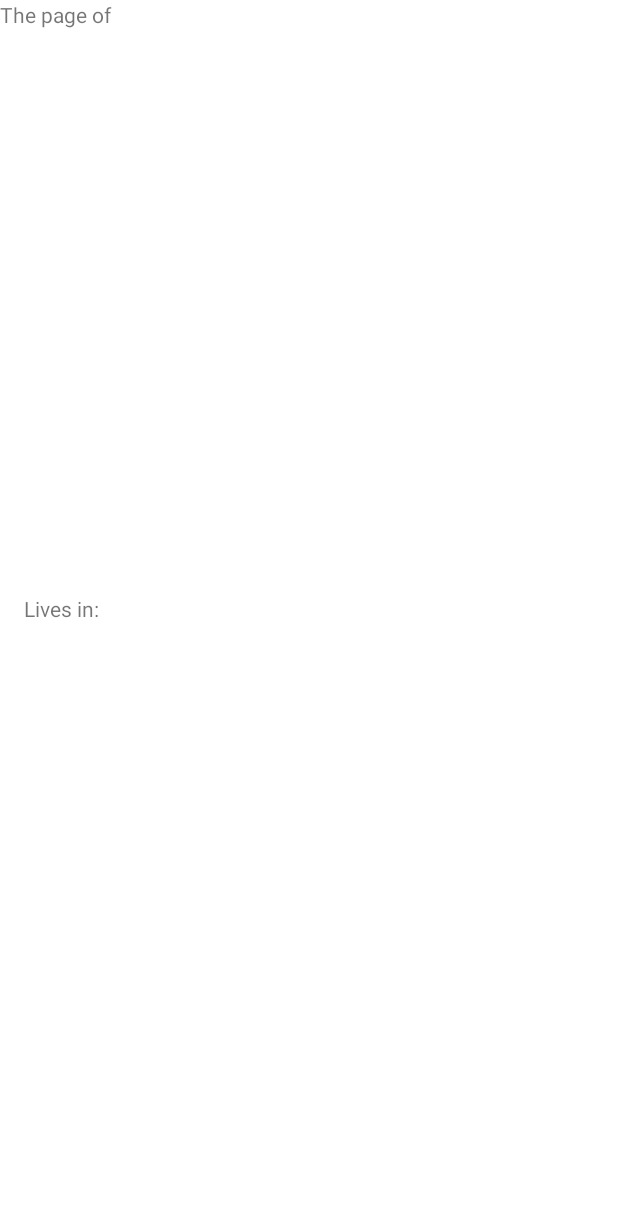
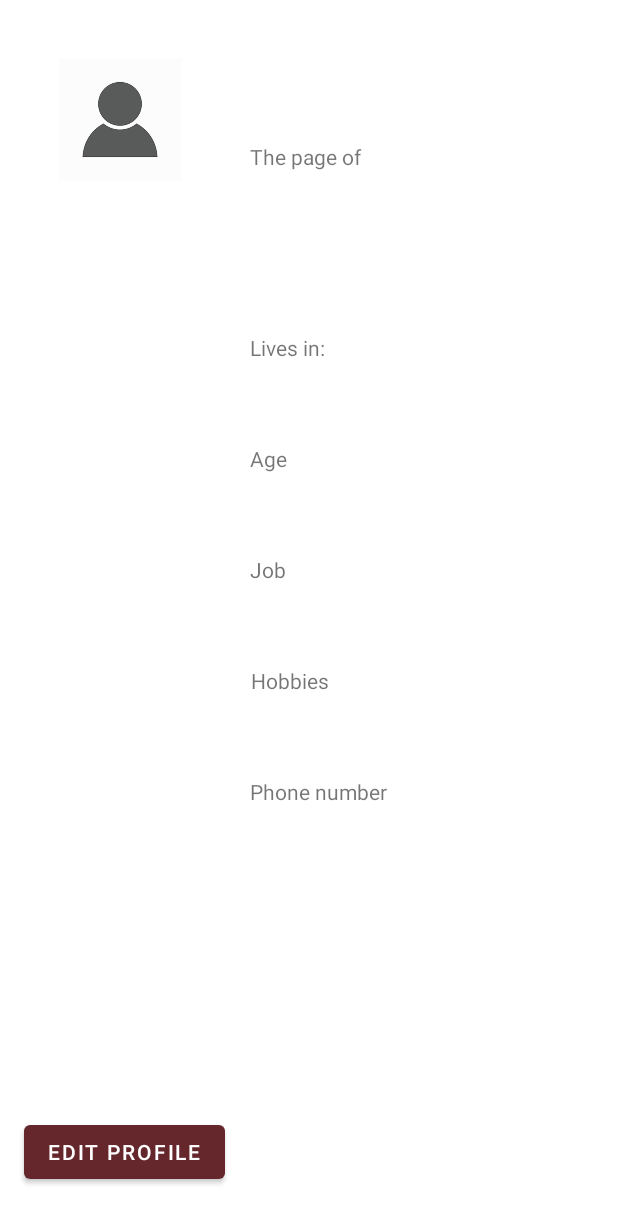
Before and after one commit to ItayMeiri/NextDoorApp, an Android app: the ProfileActivity screen opened directly, with no data from a screen before it, on a phone screen of 412 x 824 dp. Before the commit the part shown is almost empty. Shown: the top 1223 px of the screen. Run offline under Robolectric (Android 15) with nearby library versions, the phone set to English and light mode, and no system bars; our stand-ins replace Firebase (no records; nobody signed in at launch, a user with empty details on screens opened directly).

Commit message:
profile update

```diff
--- a/app/src/main/java/com/app/nextdoor/RegistrationActivity.java
+++ b/app/src/main/java/com/app/nextdoor/RegistrationActivity.java
@@ -32,6 +32,7 @@ public class RegistrationActivity extends AppCompatActivity {
     public static class RegularProfile implements Serializable{
         public String Address;
         public String PhoneNumber;
+        public int Age;
         public String FullName;
         public String Job;
         public List<String> Lang;
@@ -41,9 +42,10 @@ public class RegistrationActivity extends AppCompatActivity {
 
         }
 
-        public RegularProfile(String A, String P, String F, String J,List<String> L, List<String> H){
+        public RegularProfile(String A, String P, int a, String F, String J,List<String> L, List<String> H){
             Address=A;
             PhoneNumber=P;
+            Age=a;
             FullName=F;
             Job=J;
             Lang=L;
@@ -173,7 +175,7 @@ public class RegistrationActivity extends AppCompatActivity {
         FirebaseDatabase database = FirebaseDatabase.getInstance();
         DatabaseReference reference = database.getReference("users/"+ userType);
         if (userType.equals("Regular")){
-            RegularProfile Rp = new RegularProfile(Address.getText().toString(), PhoneNumber.getText().toString(), FullName.getText().toString(), "", new ArrayList<String>(),new ArrayList<String>());
+            RegularProfile Rp = new RegularProfile(Address.getText().toString(), PhoneNumber.getText().toString(),20, FullName.getText().toString(), "", new ArrayList<String>(),new ArrayList<String>());
             reference.child(Objects.requireNonNull(myAuth.getUid())).setValue(Rp);
         }
         if (userType.equals("Business")){
--- a/app/src/main/res/layout/profile_layout.xml
+++ b/app/src/main/res/layout/profile_layout.xml
@@ -7,37 +7,97 @@
 
     <TextView
         android:id="@+id/PageName"
-        android:layout_width="217dp"
-        android:layout_height="50dp"
+        android:layout_width="218dp"
+        android:layout_height="53dp"
+        android:layout_marginTop="44dp"
+        android:layout_marginBottom="24dp"
         android:text="The page of "
+        app:layout_constraintBottom_toTopOf="@+id/LocationName"
+        app:layout_constraintEnd_toEndOf="parent"
+        app:layout_constraintHorizontal_bias="0.86"
         app:layout_constraintStart_toStartOf="parent"
-        tools:layout_editor_absoluteY="39dp"
+        app:layout_constraintTop_toTopOf="parent"
         tools:ignore="MissingConstraints" />
 
     <TextView
         android:id="@+id/LocationName"
-        android:layout_width="114dp"
-        android:layout_height="30dp"
+        android:layout_width="217dp"
+        android:layout_height="50dp"
+        android:layout_marginBottom="24dp"
         android:text="Lives in: "
-        app:layout_constraintBottom_toBottomOf="parent"
+        app:layout_constraintBottom_toTopOf="@+id/Age"
         app:layout_constraintEnd_toEndOf="parent"
-        app:layout_constraintHorizontal_bias="0.053"
-        app:layout_constraintStart_toStartOf="parent"
-        app:layout_constraintTop_toTopOf="parent"
-        app:layout_constraintVertical_bias="0.499" />
+        app:layout_constraintHorizontal_bias="0.855"
+        app:layout_constraintStart_toStartOf="parent" />
 
     <ImageView
         android:id="@+id/imageView3"
-        android:layout_width="wrap_content"
-        android:layout_height="wrap_content"
+        android:layout_width="85dp"
+        android:layout_height="82dp"
+        android:layout_marginStart="16dp"
+        android:src="@drawable/person"
         android:visibility="visible"
         app:layout_constraintBottom_toBottomOf="parent"
-        app:layout_constraintEnd_toEndOf="parent"
-        app:layout_constraintHorizontal_bias="0.703"
+        app:layout_constraintEnd_toStartOf="@+id/PageName"
+        app:layout_constraintHorizontal_bias="0.323"
         app:layout_constraintStart_toStartOf="parent"
         app:layout_constraintTop_toTopOf="parent"
-        app:layout_constraintVertical_bias="0.265"
+        app:layout_constraintVertical_bias="0.052"
         tools:src="@tools:sample/avatars"
         tools:visibility="visible" />
 
+    <TextView
+        android:id="@+id/Age"
+        android:layout_width="217dp"
+        android:layout_height="50dp"
+        android:layout_marginBottom="24dp"
+        android:text="Age"
+        app:layout_constraintBottom_toTopOf="@+id/Job"
+        app:layout_constraintEnd_toEndOf="parent"
+        app:layout_constraintHorizontal_bias="0.855"
+        app:layout_constraintStart_toStartOf="parent" />
+
+    <TextView
+        android:id="@+id/Job"
+        android:layout_width="217dp"
+        android:layout_height="50dp"
+        android:layout_marginEnd="28dp"
+        android:layout_marginBottom="24dp"
+        android:text="Job"
+        app:layout_constraintBottom_toTopOf="@+id/hobbies"
+        app:layout_constraintEnd_toEndOf="parent" />
+
+    <TextView
+        android:id="@+id/hobbies"
+        android:layout_width="217dp"
+        android:layout_height="50dp"
+        android:layout_marginBottom="24dp"
+        android:text="Hobbies"
+        app:layout_constraintBottom_toTopOf="@+id/phonnumber"
+        app:layout_constraintEnd_toEndOf="parent"
+        app:layout_constraintHorizontal_bias="0.86"
+        app:layout_constraintStart_toStartOf="parent" />
+
+    <TextView
+        android:id="@+id/phonnumber"
+        android:layout_width="217dp"
+        android:layout_height="50dp"
+        android:layout_marginBottom="256dp"
+        android:text="Phone number"
+        app:layout_constraintBottom_toBottomOf="parent"
+        app:layout_constraintEnd_toEndOf="parent"
+        app:layout_constraintHorizontal_bias="0.855"
+        app:layout_constraintStart_toStartOf="parent" />
+
+    <Button
+        android:id="@+id/button4"
+        android:layout_width="wrap_content"
+        android:layout_height="wrap_content"
+        android:layout_marginBottom="32dp"
+        android:text="Edit profile"
+        app:layout_constraintBottom_toBottomOf="parent"
+        app:layout_constraintEnd_toEndOf="parent"
+        app:layout_constraintHorizontal_bias="0.057"
+        app:layout_constraintStart_toStartOf="parent" />
+
 </androidx.constraintlayout.widget.ConstraintLayout>
```
Also changed, not shown: app/src/main/res/drawable-v24/person.png (added).
